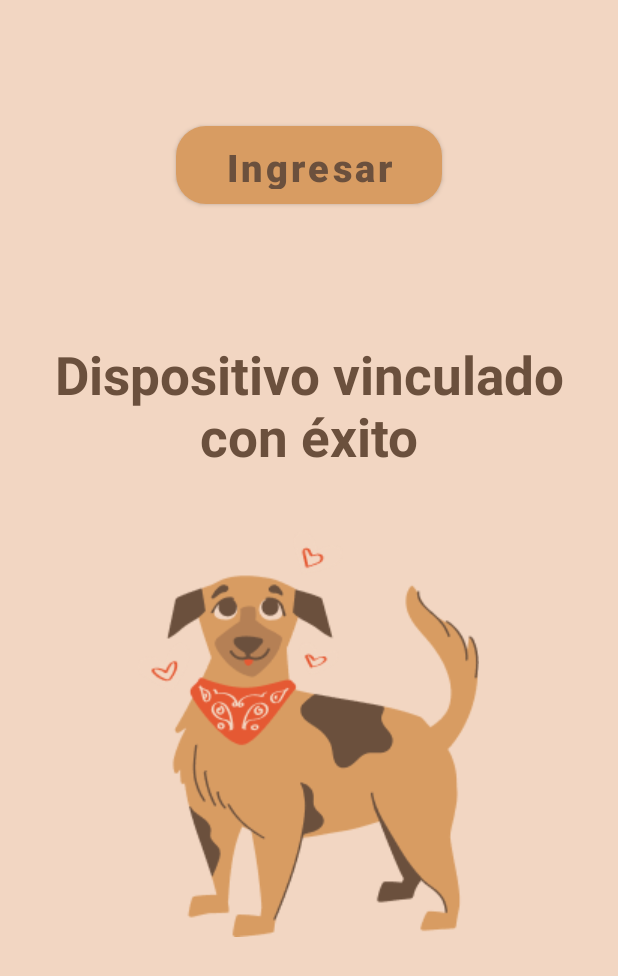
After one commit to charlyj21/ColaSegura, an Android app: the SecondViewLinkFragment screen opened through its navigation route, on a phone screen of 412 x 824 dp. The commit adds this screen. Shown: the top 976 px of the screen. Run offline under Robolectric (Android 15) with nearby library versions, the phone set to English and light mode, and no system bars.

Commit message:
Implement connect views

```diff
--- a/app/build.gradle.kts
+++ b/app/build.gradle.kts
@@ -45,4 +45,8 @@ dependencies {
     testImplementation(libs.junit)
     androidTestImplementation(libs.androidx.junit)
     androidTestImplementation(libs.androidx.espresso.core)
+
+    // Navigation
+    implementation("androidx.navigation:navigation-fragment-ktx:2.7.0")
+    implementation("androidx.navigation:navigation-ui-ktx:2.7.0")
 }
--- /dev/null
+++ b/app/src/main/java/com/charlyj21/colasegura/FirstViewLinkFragment.kt
@@ -0,0 +1,27 @@
+package com.charlyj21.colasegura
+
+import android.os.Bundle
+import androidx.fragment.app.Fragment
+import android.view.LayoutInflater
+import android.view.View
+import android.view.ViewGroup
+import android.widget.Button
+import androidx.navigation.fragment.findNavController
+
+class FirstViewLinkFragment : Fragment() {
+    override fun onCreateView(
+        inflater: LayoutInflater, container: ViewGroup?,
+        savedInstanceState: Bundle?
+    ): View? {
+        // Inflate the layout for this fragment
+        val root = inflater.inflate(R.layout.fragment_first_view_link, container, false)
+
+        val btnLink1 = root.findViewById<Button>(R.id.btnLink1)
+
+        btnLink1.setOnClickListener {
+            findNavController().navigate(R.id.action_firstViewLinkFragment_to_secondViewLinkFragment)
+        }
+
+        return root
+    }
+}
--- a/app/src/main/java/com/charlyj21/colasegura/OnBoardingActivity.kt
+++ b/app/src/main/java/com/charlyj21/colasegura/OnBoardingActivity.kt
@@ -27,7 +27,7 @@ class OnBoardingActivity : AppCompatActivity() {
                 }
                 pagerList.size - 1 -> {
                     skipBtn.text = "Get Started"
-                    skipBtn.gone()
+                    skipBtn.visible()
                     nextBtn.visible()
                     previousBtn.visible()
                 }
--- /dev/null
+++ b/app/src/main/java/com/charlyj21/colasegura/SecondViewLinkFragment.kt
@@ -0,0 +1,27 @@
+package com.charlyj21.colasegura
+
+import android.os.Bundle
+import androidx.fragment.app.Fragment
+import android.view.LayoutInflater
+import android.view.View
+import android.view.ViewGroup
+import android.widget.Button
+import androidx.navigation.fragment.findNavController
+
+class SecondViewLinkFragment : Fragment() {
+    override fun onCreateView(
+        inflater: LayoutInflater, container: ViewGroup?,
+        savedInstanceState: Bundle?
+    ): View? {
+        // Inflate the layout for this fragment
+        val root = inflater.inflate(R.layout.fragment_second_view_link, container, false)
+
+        val btnLink2 = root.findViewById<Button>(R.id.btnLink2)
+
+        btnLink2.setOnClickListener {
+            findNavController().navigate(R.id.action_secondViewLinkFragment_to_homeFragment)
+        }
+
+        return root
+    }
+}
--- /dev/null
+++ b/app/src/main/res/drawable/btn_model.xml
@@ -0,0 +1,6 @@
+<?xml version="1.0" encoding="utf-8"?>
+<shape xmlns:android="http://schemas.android.com/apk/res/android"
+    android:shape="rectangle">
+    <corners android:radius="20dp" />
+    <solid android:color="@color/mainLight"/>
+</shape>
--- a/app/src/main/res/layout/activity_main.xml
+++ b/app/src/main/res/layout/activity_main.xml
@@ -6,13 +6,17 @@
     android:layout_height="match_parent"
     tools:context=".MainActivity">
 
-    <TextView
-        android:layout_width="wrap_content"
-        android:layout_height="wrap_content"
-        android:text="Hello World!"
-        app:layout_constraintBottom_toBottomOf="parent"
+    <androidx.fragment.app.FragmentContainerView
+        android:id="@+id/navHostFragment"
+        android:name="androidx.navigation.fragment.NavHostFragment"
+        android:layout_width="0dp"
+        android:layout_height="0dp"
+        app:layout_constraintTop_toTopOf="parent"
         app:layout_constraintEnd_toEndOf="parent"
         app:layout_constraintStart_toStartOf="parent"
-        app:layout_constraintTop_toTopOf="parent" />
+        app:layout_constraintBottom_toBottomOf="parent"
+
+        app:defaultNavHost="true"
+        app:navGraph="@navigation/main_graph"/>
 
 </androidx.constraintlayout.widget.ConstraintLayout>
--- /dev/null
+++ b/app/src/main/res/layout/fragment_second_view_link.xml
@@ -0,0 +1,47 @@
+<?xml version="1.0" encoding="utf-8"?>
+<RelativeLayout xmlns:android="http://schemas.android.com/apk/res/android"
+    xmlns:tools="http://schemas.android.com/tools"
+    android:layout_width="match_parent"
+    android:layout_height="match_parent"
+    android:background="@color/mainBackground"
+    tools:context=".SecondViewLinkFragment">
+
+    <Button
+        android:id="@+id/btnLink2"
+        android:layout_marginTop="84dp"
+        android:layout_width="177dp"
+        android:layout_height="52dp"
+        android:layout_alignParentTop="true"
+        android:layout_centerHorizontal="true"
+        android:background="@drawable/btn_model"
+        android:text="Ingresar"
+        android:textSize="25sp"
+        android:textStyle="bold"
+        android:textColor="@color/mainDark"
+        android:textAllCaps="false"/>
+
+    <TextView
+        android:id="@+id/titleLink2"
+        android:layout_marginTop="90dp"
+        android:layout_width="wrap_content"
+        android:layout_height="wrap_content"
+        android:layout_below="@+id/btnLink2"
+        android:layout_centerHorizontal="true"
+        android:text="Dispositivo vinculado con éxito"
+        android:paddingStart="25dp"
+        android:paddingEnd="25dp"
+        android:textSize="35sp"
+        android:textStyle="bold"
+        android:textColor="@color/mainDark"
+        android:gravity="center"/>
+
+    <ImageView
+        android:id="@+id/imageView"
+        android:layout_marginTop="40dp"
+        android:layout_width="wrap_content"
+        android:layout_height="wrap_content"
+        android:layout_below="@+id/titleLink2"
+        android:layout_centerHorizontal="true"
+        android:src="@drawable/second_dog_link"/>
+
+</RelativeLayout>
--- /dev/null
+++ b/app/src/main/res/navigation/main_graph.xml
@@ -0,0 +1,31 @@
+<?xml version="1.0" encoding="utf-8"?>
+<navigation xmlns:android="http://schemas.android.com/apk/res/android"
+    xmlns:app="http://schemas.android.com/apk/res-auto"
+    xmlns:tools="http://schemas.android.com/tools"
+    android:id="@+id/main_graph"
+    app:startDestination="@id/firstViewLinkFragment">
+
+    <fragment
+        android:id="@+id/firstViewLinkFragment"
+        android:name="com.charlyj21.colasegura.FirstViewLinkFragment"
+        android:label="fragment_first_view_link"
+        tools:layout="@layout/fragment_first_view_link" >
+        <action
+            android:id="@+id/action_firstViewLinkFragment_to_secondViewLinkFragment"
+            app:destination="@id/secondViewLinkFragment" />
+    </fragment>
+    <fragment
+        android:id="@+id/secondViewLinkFragment"
+        android:name="com.charlyj21.colasegura.SecondViewLinkFragment"
+        android:label="fragment_second_view_link"
+        tools:layout="@layout/fragment_second_view_link" >
+        <action
+            android:id="@+id/action_secondViewLinkFragment_to_homeFragment"
+            app:destination="@id/homeFragment" />
+    </fragment>
+    <fragment
+        android:id="@+id/homeFragment"
+        android:name="com.charlyj21.colasegura.HomeFragment"
+        android:label="fragment_home"
+        tools:layout="@layout/fragment_home" />
+</navigation>
```
Also changed, not shown: app/src/main/java/com/charlyj21/colasegura/HomeFragment.kt (added, +17 -0 lines), app/src/main/res/layout/fragment_first_view_link.xml (added, +47 -0 lines), app/src/main/res/layout/fragment_home.xml (added, +14 -0 lines), app/src/main/res/drawable/first_dog_link.png (added), app/src/main/res/drawable/second_dog_link.png (added).
